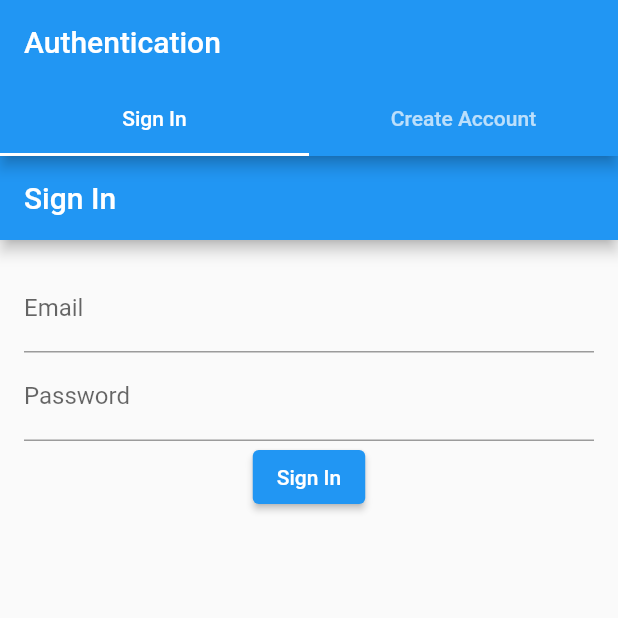
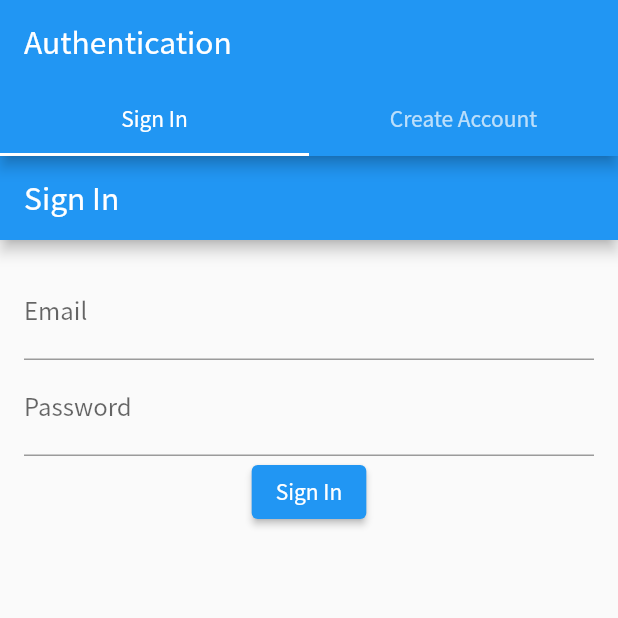
Before and after one commit to satoshi-wk/unimatch, a Flutter app: the screen it shows after launch, on a phone screen of 412 x 824 dp, the top half of it. Run offline on Flutter 3.47's test engine with Material 2 defaults, Android fonts, the phone set to English and light mode, and no system bars; our stand-ins replace cloud_firestore, firebase_auth, firebase_core, flutter_chat_types, flutter_chat_ui, flutter_dotenv and 1 more; accounts and stored records are empty.

Commit message:
add japanese font

```diff
--- a/lib/main.dart
+++ b/lib/main.dart
@@ -29,8 +29,14 @@ class MyApp extends StatelessWidget {
   Widget build(BuildContext context) {
     return MaterialApp(
       title: 'ES Corrector',
-      theme: ThemeData.light(),
-      darkTheme: ThemeData.dark(),
+      theme: ThemeData(
+        brightness: Brightness.light,
+        fontFamily: "NotoSansJP",
+      ),
+      darkTheme: ThemeData(
+        brightness: Brightness.dark,
+        fontFamily: "NotoSansJP",
+      ),
       home: StreamBuilder<User?>(
         stream: _auth.authStateChanges(),
         builder: (BuildContext context, AsyncSnapshot<User?> snapshot) {
```
Also changed, not shown: lib/chat.dart (+5 -5 lines), pubspec.yaml (+15 -1 lines), 9 other files.
